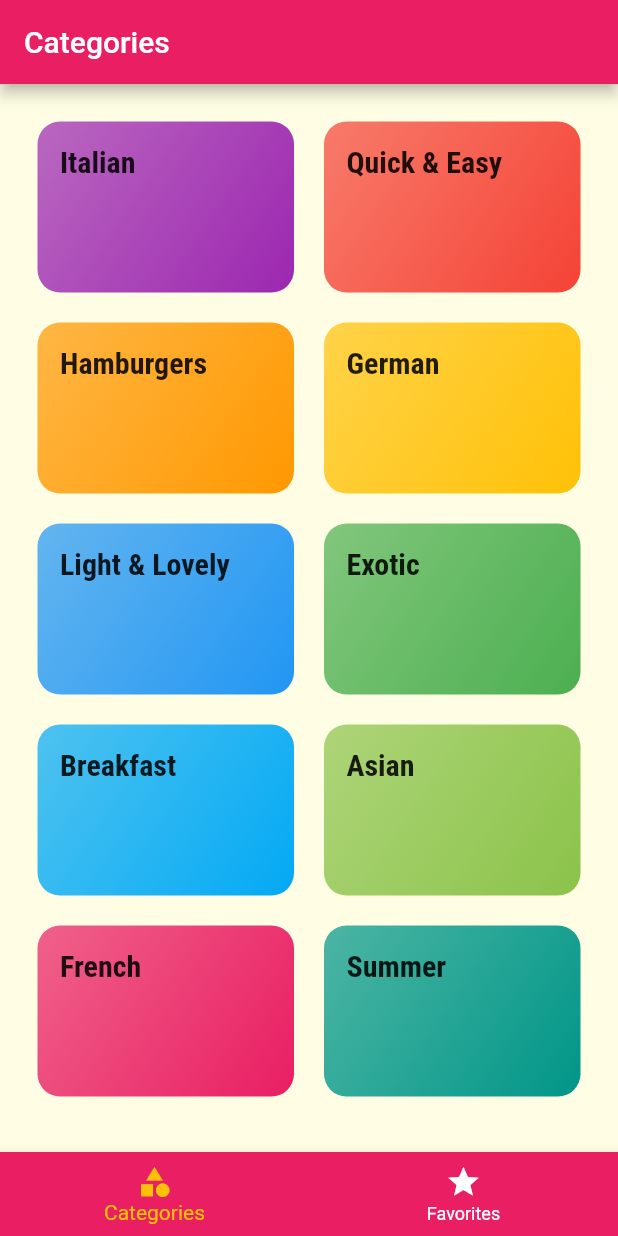
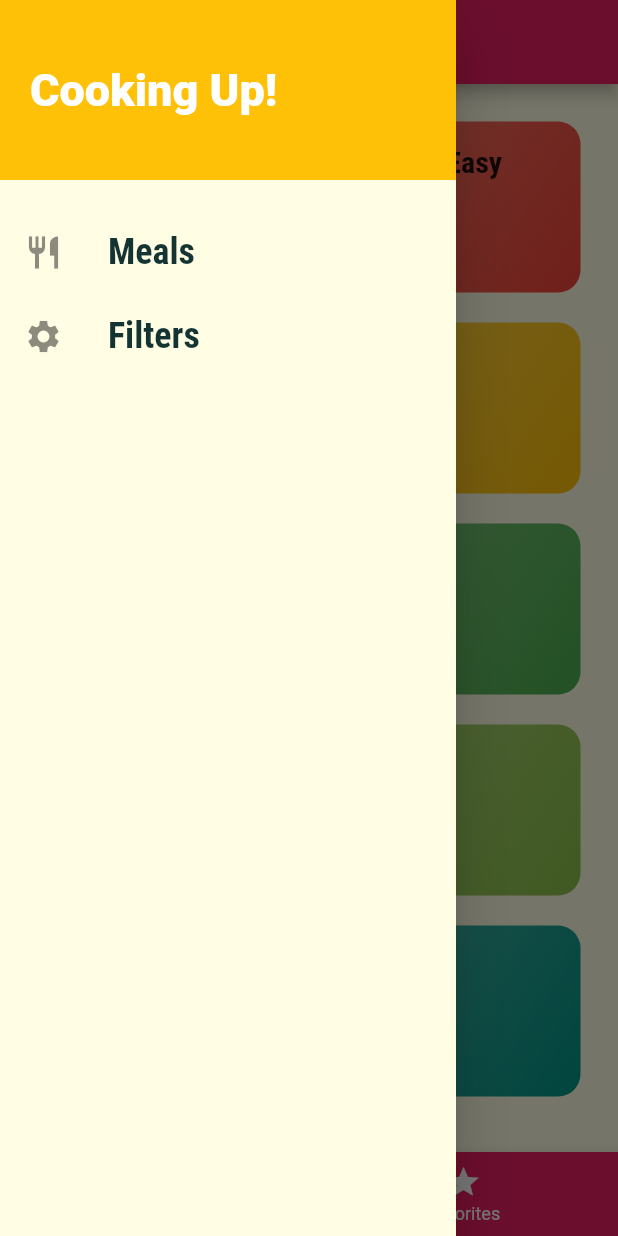
Before and after one commit to SukaranKant/Meals, a Flutter app: the screen it shows after launch, with the side drawer open (before the commit the screen has no drawer), on a phone screen of 412 x 824 dp. Run offline on Flutter 3.47's test engine with Material 2 defaults, Android fonts, the phone set to English and light mode, and no system bars; Roboto replaces fonts that are missing (Raleway).

Commit message:
add main drawer and pop pages by passing data to prev. pages

```diff
--- a/lib/main.dart
+++ b/lib/main.dart
@@ -1,4 +1,5 @@
 import 'package:flutter/material.dart';
+import './screens/filters_screen.dart';
 import './screens/meal_detail_screen.dart';
 import './screens/category_meals_screen.dart';
 import './screens/tabs_screen.dart';
@@ -35,6 +36,7 @@ class MyApp extends StatelessWidget {
         '/': (ctx) => TabsScreen(),
         CategoryMealsScreen.routeName: (ctx) => CategoryMealsScreen(),
         MealDetailScreen.routeName: (ctx) => MealDetailScreen(),
+        FiltersScreen.routeName: (ctx) => FiltersScreen(),
       },
       onUnknownRoute: (settings) {
         return MaterialPageRoute(
--- /dev/null
+++ b/lib/screens/filters_screen.dart
@@ -0,0 +1,18 @@
+import 'package:flutter/material.dart';
+import '../widgets/main_drawer.dart';
+
+class FiltersScreen extends StatelessWidget {
+  static const routeName = '/filters';
+  @override
+  Widget build(BuildContext context) {
+    return Scaffold(
+      appBar: AppBar(
+        title: Text('Your Filters'),
+      ),
+      drawer: MainDrawer(),
+      body: Center(
+        child: Text('Filters!'),
+      ),
+    );
+  }
+}
--- a/lib/screens/meal_detail_screen.dart
+++ b/lib/screens/meal_detail_screen.dart
@@ -89,6 +89,12 @@ class MealDetailScreen extends StatelessWidget {
           ],
         ),
       ),
+      floatingActionButton: FloatingActionButton(
+        child: Icon(Icons.delete),
+        onPressed: () {
+          Navigator.of(context).pop(mealId);
+        },
+      ),
     );
   }
 }
--- a/lib/screens/tabs_screen.dart
+++ b/lib/screens/tabs_screen.dart
@@ -1,4 +1,5 @@
 import 'package:flutter/material.dart';
+import '../widgets/main_drawer.dart';
 import './categories_screen.dart';
 import './favorites_screen.dart';
 
@@ -34,6 +35,7 @@ class _TabsScreenState extends State<TabsScreen> {
           title: Text(_pages[_selectedPageIndex]['title']),
         ),
         body: _pages[_selectedPageIndex]['page'],
+        drawer: MainDrawer(),
         bottomNavigationBar: BottomNavigationBar(
           onTap: _selectPage,
           backgroundColor: Theme.of(context).primaryColor,
--- /dev/null
+++ b/lib/widgets/main_drawer.dart
@@ -0,0 +1,64 @@
+import 'package:flutter/material.dart';
+import '../screens/filters_screen.dart';
+
+class MainDrawer extends StatelessWidget {
+  Widget buildListTile(String title, IconData icon, Function tapHandler) {
+    return ListTile(
+      leading: Icon(
+        icon,
+        size: 26,
+      ),
+      title: Text(
+        title,
+        style: const TextStyle(
+          fontFamily: 'RobotoCondensed',
+          fontSize: 24,
+          fontWeight: FontWeight.bold,
+        ),
+      ),
+      onTap: tapHandler,
+    );
+  }
+
+  @override
+  Widget build(BuildContext context) {
+    return Drawer(
+      child: Column(
+        children: <Widget>[
+          Container(
+            height: 120,
+            width: double.infinity,
+            padding: const EdgeInsets.all(20),
+            alignment: Alignment.centerLeft,
+            color: Theme.of(context).accentColor,
+            child: const Text(
+              'Cooking Up!',
+              style: TextStyle(
+                fontWeight: FontWeight.w900,
+                fontSize: 30,
+                color: Colors.white,
+              ),
+            ),
+          ),
+          const SizedBox(
+            height: 20,
+          ),
+          buildListTile(
+            'Meals',
+            Icons.restaurant,
+            () {
+              Navigator.of(context).pushReplacementNamed('/');
+            },
+          ),
+          buildListTile(
+            'Filters',
+            Icons.settings,
+            () {
+              Navigator.of(context).pushReplacementNamed(FiltersScreen.routeName);
+            },
+          ),
+        ],
+      ),
+    );
+  }
+}
```
Also changed, not shown: lib/screens/category_meals_screen.dart (+44 -19 lines), lib/widgets/meal_item.dart (+11 -5 lines).
